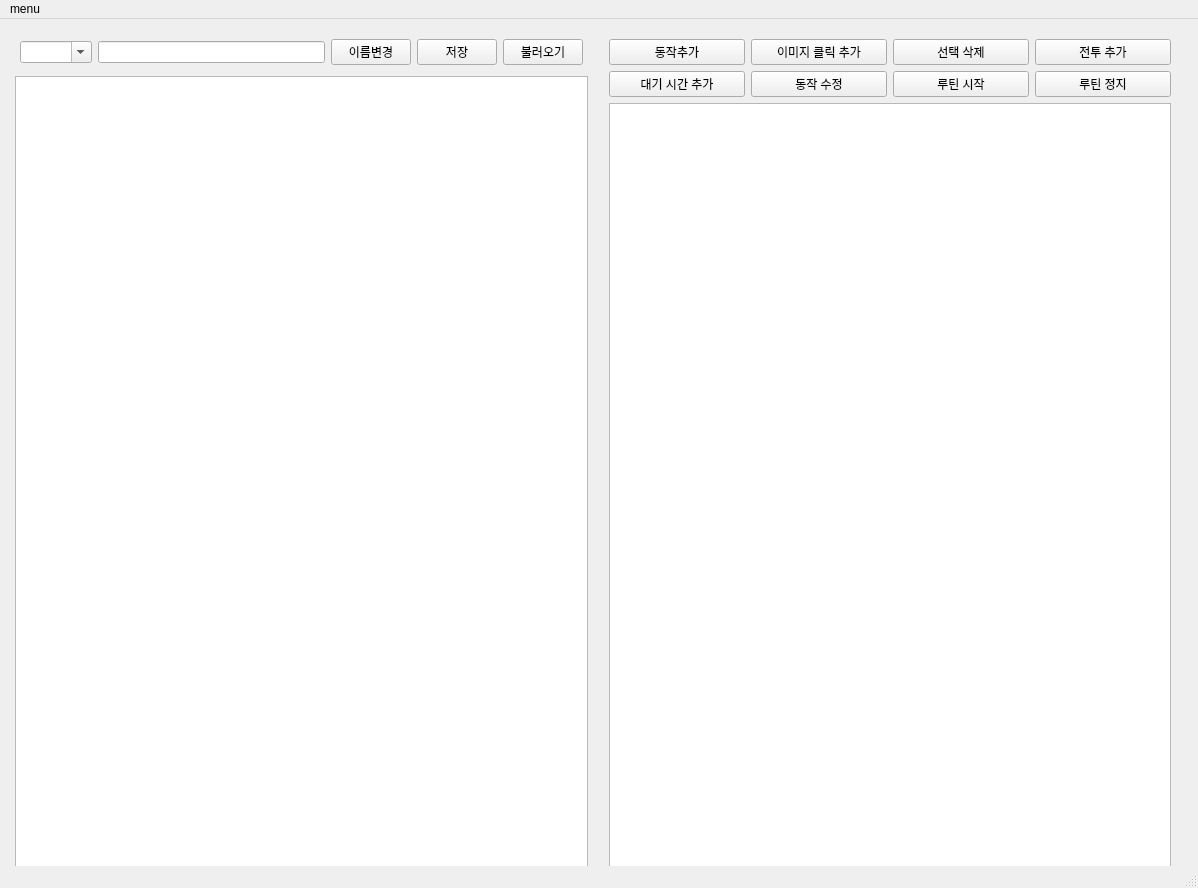
Before: the Qt Designer form main_window.ui in eglabsid/AutonomousQA_Tool, drawn with Qt 5.
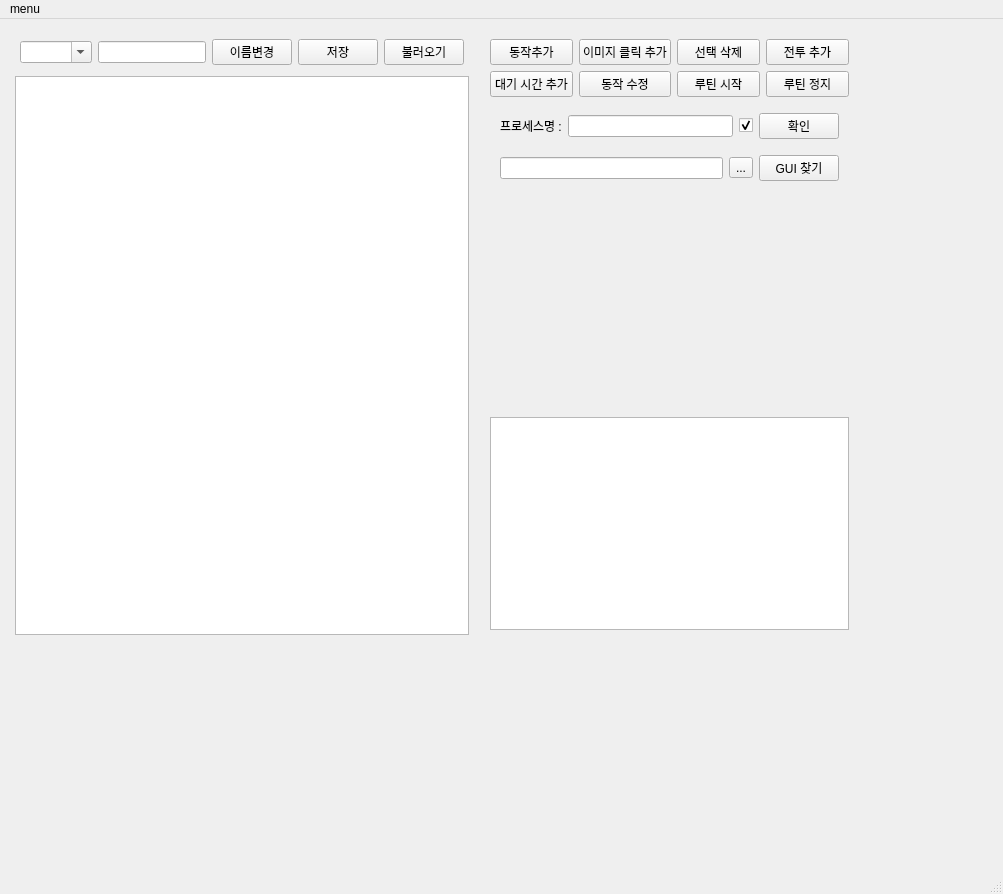
After: the same form once the commit is applied. Icons and pictures are not drawn.

Diff of the .ui file:
```diff
--- a/main_window.ui
+++ b/main_window.ui
@@ -9,8 +9,8 @@
    <rect>
     <x>0</x>
     <y>0</y>
-    <width>1198</width>
-    <height>888</height>
+    <width>1003</width>
+    <height>894</height>
    </rect>
   </property>
   <property name="windowTitle">
@@ -26,8 +26,8 @@
      <rect>
       <x>0</x>
       <y>0</y>
-      <width>1191</width>
-      <height>871</height>
+      <width>869</width>
+      <height>631</height>
      </rect>
     </property>
     <layout class="QVBoxLayout" name="main_layout">
@@ -172,13 +172,6 @@
              <property name="bottomMargin">
               <number>0</number>
              </property>
-             <item row="0" column="3">
-              <widget class="QPushButton" name="pushButton_3">
-               <property name="text">
-                <string>전투 추가</string>
-               </property>
-              </widget>
-             </item>
              <item row="0" column="1">
               <widget class="QPushButton" name="pushButton_1">
                <property name="text">
@@ -186,10 +179,24 @@
                </property>
               </widget>
              </item>
-             <item row="0" column="2">
-              <widget class="QPushButton" name="pushButton_2">
+             <item row="0" column="3">
+              <widget class="QPushButton" name="pushButton_3">
                <property name="text">
-                <string>선택 삭제</string>
+                <string>전투 추가</string>
+               </property>
+              </widget>
+             </item>
+             <item row="2" column="1">
+              <widget class="QPushButton" name="pushButton_5">
+               <property name="text">
+                <string>동작 수정</string>
+               </property>
+              </widget>
+             </item>
+             <item row="2" column="2">
+              <widget class="QPushButton" name="pushButton_6">
+               <property name="text">
+                <string>루틴 시작</string>
                </property>
               </widget>
              </item>
@@ -203,36 +210,140 @@
                </property>
               </widget>
              </item>
-             <item row="1" column="0">
-              <widget class="QPushButton" name="pushButton_4">
-               <property name="text">
-                <string>대기 시간 추가</string>
-               </property>
-              </widget>
-             </item>
-             <item row="1" column="1">
-              <widget class="QPushButton" name="pushButton_5">
-               <property name="text">
-                <string>동작 수정</string>
-               </property>
-              </widget>
-             </item>
-             <item row="1" column="2">
-              <widget class="QPushButton" name="pushButton_6">
-               <property name="text">
-                <string>루틴 시작</string>
-               </property>
-              </widget>
-             </item>
-             <item row="1" column="3">
+             <item row="2" column="3">
               <widget class="QPushButton" name="pushButton_7">
                <property name="text">
                 <string>루틴 정지</string>
                </property>
               </widget>
              </item>
+             <item row="2" column="0">
+              <widget class="QPushButton" name="pushButton_4">
+               <property name="text">
+                <string>대기 시간 추가</string>
+               </property>
+              </widget>
+             </item>
+             <item row="0" column="2">
+              <widget class="QPushButton" name="pushButton_2">
+               <property name="text">
+                <string>선택 삭제</string>
+               </property>
+              </widget>
+             </item>
             </layout>
            </item>
+           <item>
+            <layout class="QVBoxLayout" name="verticalLayout_2">
+             <property name="leftMargin">
+              <number>5</number>
+             </property>
+             <property name="topMargin">
+              <number>5</number>
+             </property>
+             <property name="rightMargin">
+              <number>5</number>
+             </property>
+             <property name="bottomMargin">
+              <number>5</number>
+             </property>
+             <item>
+              <layout class="QHBoxLayout" name="horizontalLayout_3">
+               <property name="leftMargin">
+                <number>5</number>
+               </property>
+               <property name="topMargin">
+                <number>5</number>
+               </property>
+               <property name="rightMargin">
+                <number>5</number>
+               </property>
+               <property name="bottomMargin">
+                <number>5</number>
+               </property>
+               <item>
+                <widget class="QLabel" name="pname">
+                 <property name="text">
+                  <string>프로세스명 :</string>
+                 </property>
+                </widget>
+               </item>
+               <item>
+                <widget class="QLineEdit" name="process_name"/>
+               </item>
+               <item>
+                <widget class="QCheckBox" name="pcheck">
+                 <property name="text">
+                  <string/>
+                 </property>
+                 <property name="checked">
+                  <bool>true</bool>
+                 </property>
+                </widget>
+               </item>
+               <item>
+                <widget class="QPushButton" name="confirm_process">
+                 <property name="text">
+                  <string>확인</string>
+                 </property>
+                </widget>
+               </item>
+              </layout>
+             </item>
+             <item>
+              <layout class="QHBoxLayout" name="horizontalLayout_2">
+               <property name="leftMargin">
+                <number>5</number>
+               </property>
+               <property name="topMargin">
+                <number>5</number>
+               </property>
+               <property name="rightMargin">
+                <number>5</number>
+               </property>
+               <property name="bottomMargin">
+                <number>5</number>
+               </property>
+               <item>
+                <widget class="QLineEdit" name="gui_folder"/>
+               </item>
+               <item>
+                <widget class="QToolButton" name="gui_browser">
+                 <property name="text">
+                  <string>...</string>
+                 </property>
+                </widget>
+               </item>
+               <item>
+                <widget class="QPushButton" name="gui_search">
+                 <property name="enabled">
+                  <bool>true</bool>
+                 </property>
+                 <property name="text">
+                  <string>GUI 찾기</string>
+                 </property>
+                 <property name="checkable">
+                  <bool>false</bool>
+                 </property>
+                </widget>
+               </item>
+              </layout>
+             </item>
+            </layout>
+           </item>
+           <item>
+            <widget class="QLabel" name="gui_result">
+             <property name="sizePolicy">
+              <sizepolicy hsizetype="Expanding" vsizetype="Expanding">
+               <horstretch>0</horstretch>
+               <verstretch>0</verstretch>
+              </sizepolicy>
+             </property>
+             <property name="text">
+              <string/>
+             </property>
+            </widget>
+           </item>
            <item>
             <widget class="QTextEdit" name="log_text"/>
            </item>
@@ -250,7 +361,7 @@
     <rect>
      <x>0</x>
      <y>0</y>
-     <width>1198</width>
+     <width>1003</width>
      <height>25</height>
     </rect>
    </property>
```
